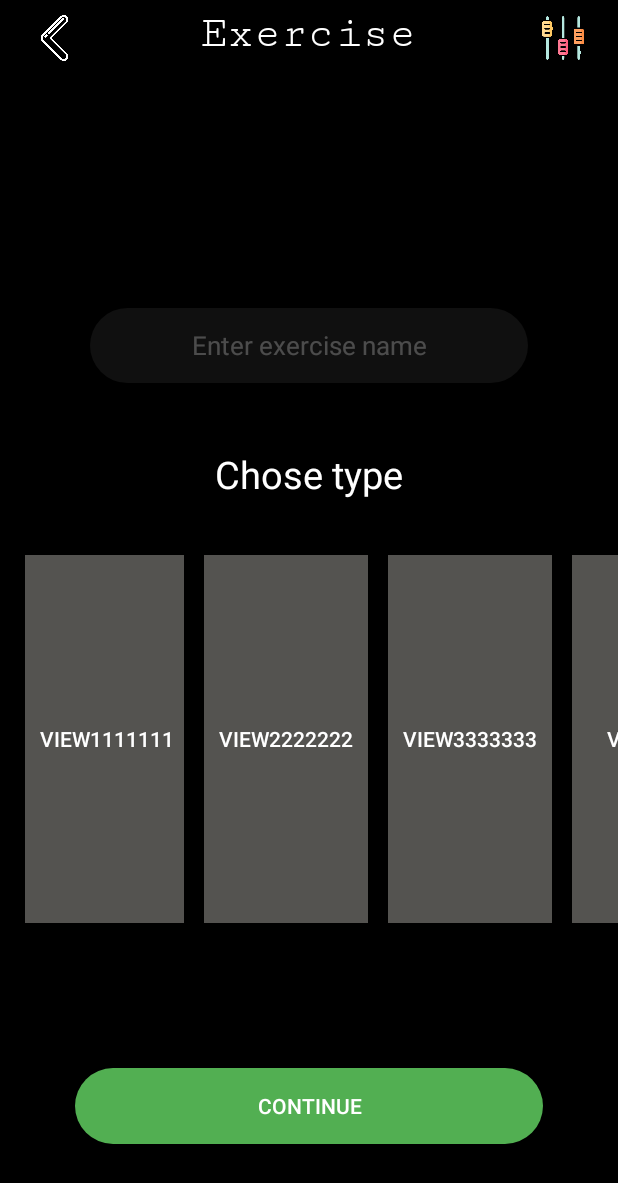
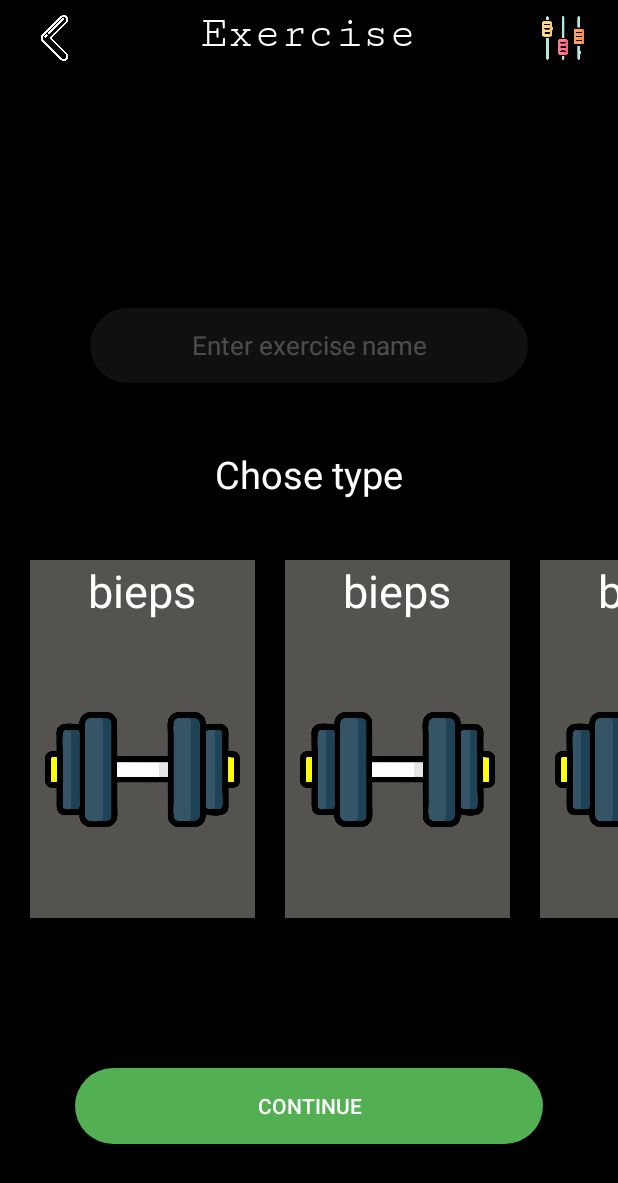
Before and after one commit to Whitesan/GymAppAndroid, an Android app: the EnterExerciseNameActivity screen opened directly, with no data from a screen before it, on a phone screen of 412 x 824 dp. Shown: the top 1183 px of the screen. Run offline under Robolectric (Android 15) with nearby library versions, the phone set to English and light mode, and no system bars.

Commit message:
Add exercise types 3

```diff
--- a/app/src/main/java/com/example/myapplication/activities/EnterExerciseNameActivity.kt
+++ b/app/src/main/java/com/example/myapplication/activities/EnterExerciseNameActivity.kt
@@ -40,7 +40,7 @@ class EnterExerciseNameActivity : AppWindowActivity() {
                 startActivity(intent)
             }
         }
-
+/*
         val typePicker = findViewById<LinearLayout>(R.id.typePicker)
         val but = createSeriesButton("   view1111111  ")
         val but2 = createSeriesButton("   view2222222   ")
@@ -52,7 +52,7 @@ class EnterExerciseNameActivity : AppWindowActivity() {
         typePicker.addView(but3)
         typePicker.addView(but4)
         typePicker.addView(but5)
-        // typePicker.addView(but)
+        // typePicker.addView(but)*/
 
     }
 
--- a/app/src/main/res/layout/activity_enter_exercise_name.xml
+++ b/app/src/main/res/layout/activity_enter_exercise_name.xml
@@ -126,7 +126,115 @@
                 android:layout_margin="10dp"
                 android:clickable="true"
                 android:focusable="true"
-                android:orientation="horizontal"></LinearLayout>
+                android:orientation="horizontal">
+
+                <LinearLayout
+                    android:layout_width="wrap_content"
+                    android:layout_height="wrap_content"
+                    android:orientation="vertical"
+                    android:layout_margin="10dp"
+                    android:background="@color/light_gray"
+                    >
+                    <TextView
+                        android:layout_width="150dp"
+                        android:layout_height="wrap_content"
+                        android:text="bieps"
+                        android:textAlignment="center"
+                        android:textSize="30sp"
+                        >
+                    </TextView>
+                    <ImageView
+                        android:layout_width="match_parent"
+                        android:layout_height="match_parent"
+                        android:layout_centerHorizontal="true"
+                        android:layout_gravity="center"
+                        android:layout_margin="10dp"
+                        android:src="@drawable/barbell"
+                        >
+                    </ImageView>
+                </LinearLayout>
+
+                <LinearLayout
+                    android:layout_margin="10dp"
+                    android:layout_width="wrap_content"
+                    android:layout_height="wrap_content"
+                    android:orientation="vertical"
+                    android:background="@color/light_gray"
+                    >
+                    <TextView
+                        android:layout_width="150dp"
+                        android:layout_height="wrap_content"
+                        android:text="bieps"
+                        android:textAlignment="center"
+                        android:textSize="30sp"
+                        >
+                    </TextView>
+                    <ImageView
+                        android:layout_width="match_parent"
+                        android:layout_height="match_parent"
+                        android:layout_centerHorizontal="true"
+                        android:layout_gravity="center"
+                        android:layout_margin="10dp"
+                        android:src="@drawable/barbell"
+                        >
+                    </ImageView>
+                </LinearLayout>
+                <LinearLayout
+                    android:layout_margin="10dp"
+                    android:layout_width="wrap_content"
+                    android:layout_height="wrap_content"
+                    android:orientation="vertical"
+                    android:background="@color/light_gray"
+                    >
+                    <TextView
+                        android:layout_width="150dp"
+                        android:layout_height="wrap_content"
+                        android:text="bieps"
+                        android:textAlignment="center"
+                        android:textSize="30sp"
+                        >
+                    </TextView>
+                    <ImageView
+                        android:layout_width="match_parent"
+                        android:layout_height="match_parent"
+                        android:layout_centerHorizontal="true"
+                        android:layout_gravity="center"
+                        android:layout_margin="10dp"
+                        android:src="@drawable/barbell"
+                        >
+                    </ImageView>
+                </LinearLayout>
+                <LinearLayout
+                    android:layout_margin="10dp"
+                    android:layout_width="wrap_content"
+                    android:layout_height="wrap_content"
+                    android:orientation="vertical"
+                    android:background="@color/light_gray"
+                    >
+                    <TextView
+                        android:layout_width="150dp"
+                        android:layout_height="wrap_content"
+                        android:text="bieps"
+                        android:textAlignment="center"
+                        android:textSize="30sp"
+                        >
+                    </TextView>
+                    <ImageView
+                        android:layout_width="match_parent"
+                        android:layout_height="match_parent"
+                        android:layout_centerHorizontal="true"
+                        android:layout_gravity="center"
+                        android:layout_margin="10dp"
+                        android:src="@drawable/barbell"
+                        >
+                    </ImageView>
+                </LinearLayout>
+
+
+
+
+
+            </LinearLayout>
         </HorizontalScrollView>
 
 
```
